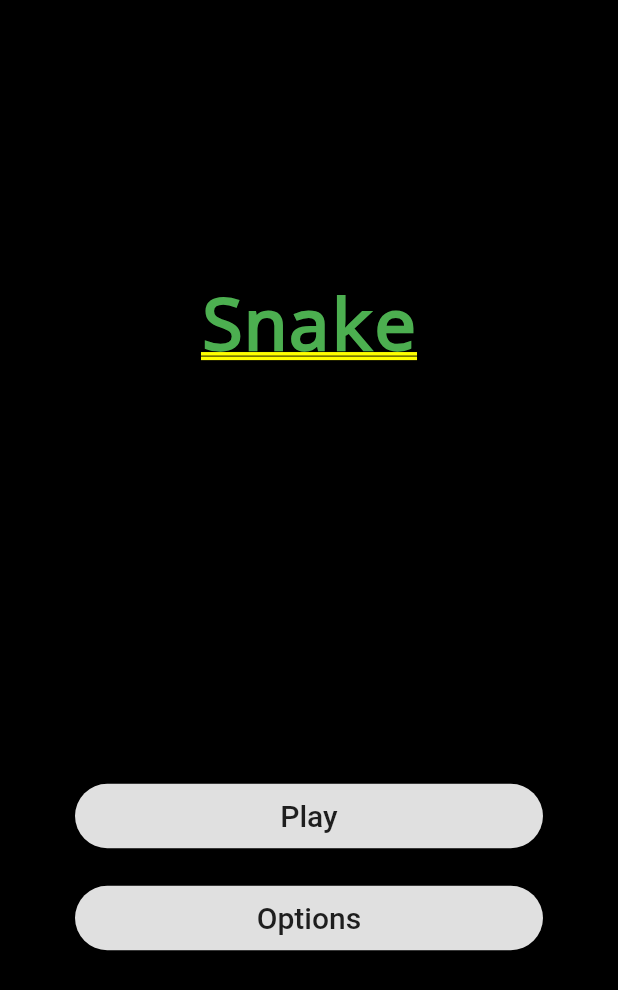
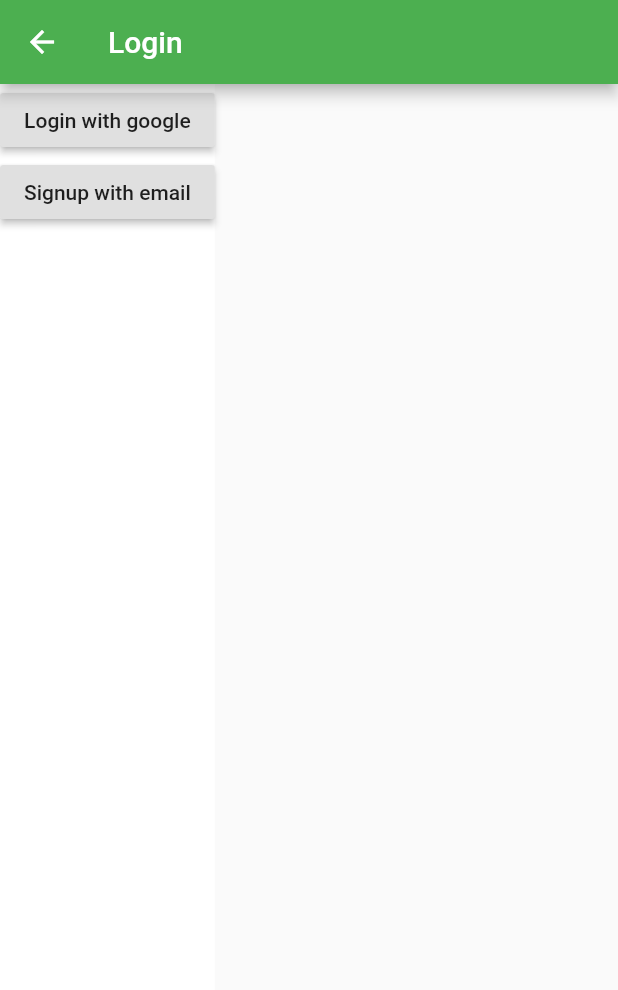
Before and after one commit to MattAgn/SnakeFlutter, a Flutter app: the screen it shows after launch, on a phone screen of 412 x 824 dp. Shown: the top 990 px of the screen. Run offline on Flutter 3.47's test engine with Material 2 defaults, Android fonts, the phone set to English and light mode, and no system bars; our stand-ins replace firebase_auth, google_sign_in, path_drawing; accounts and stored records are empty.

Commit message:
:wrench: (firebase) setup auth and google sign in

```diff
--- a/lib/main.dart
+++ b/lib/main.dart
@@ -3,6 +3,7 @@ import 'package:provider/provider.dart';
 import 'package:snake_game/ecs/systems/main.dart';
 import 'package:snake_game/screens/game.dart';
 import 'package:snake_game/screens/landing.dart';
+import 'package:snake_game/screens/login.dart';
 import 'package:snake_game/screens/options.dart';
 
 void main() => runApp(MyApp());
@@ -17,11 +18,12 @@ class MyApp extends StatelessWidget {
         theme: ThemeData(
           primaryColor: Colors.green,
         ),
-        initialRoute: "/",
+        initialRoute: "/login",
         routes: {
           "/": (context) => Landing(),
           "/game": (context) => Game(),
           "/options": (context) => Options(),
+          "/login": (context) => Login(),
         },
       ),
     );
--- /dev/null
+++ b/lib/screens/login.dart
@@ -0,0 +1,72 @@
+import 'package:flutter/material.dart';
+import 'package:firebase_auth/firebase_auth.dart';
+import 'package:google_sign_in/google_sign_in.dart';
+
+class Login extends StatelessWidget {
+  final GoogleSignIn _googleSignIn = GoogleSignIn();
+  final FirebaseAuth _auth = FirebaseAuth.instance;
+
+  Future<FirebaseUser> _handleSignIn() async {
+    final GoogleSignInAccount googleUser = await _googleSignIn.signIn();
+    final GoogleSignInAuthentication googleAuth =
+        await googleUser.authentication;
+
+    final AuthCredential credential = GoogleAuthProvider.getCredential(
+      accessToken: googleAuth.accessToken,
+      idToken: googleAuth.idToken,
+    );
+
+    final FirebaseUser user =
+        (await _auth.signInWithCredential(credential)).user;
+    print("signed in " + user.displayName);
+    return user;
+  }
+
+  _onSignInWithGoogle() {
+    _handleSignIn()
+        .then((FirebaseUser user) => print(user))
+        .catchError((e) => print(e));
+  }
+
+  Future<FirebaseUser> _onSignInWithEmail() async {
+    print('wesh');
+    final FirebaseUser user = (await _auth.createUserWithEmailAndPassword(
+      email: 'mat.alingrin+android@gmail.com',
+      password: 'papapa',
+    ))
+        .user;
+    print("over");
+    return user;
+  }
+
+  signup() {
+    print("toto");
+    _onSignInWithEmail()
+        .then((FirebaseUser user) => print(user))
+        .catchError((e) => print(e));
+  }
+
+  @override
+  Widget build(BuildContext context) {
+    return Scaffold(
+      appBar: AppBar(
+        title: Text("Login"),
+      ),
+      body: Container(
+        color: Colors.white,
+        child: Column(
+          children: <Widget>[
+            RaisedButton(
+              child: Text("Login with google"),
+              onPressed: _onSignInWithGoogle,
+            ),
+            RaisedButton(
+              child: Text("Signup with email"),
+              onPressed: signup,
+            )
+          ],
+        ),
+      ),
+    );
+  }
+}
--- a/pubspec.yaml
+++ b/pubspec.yaml
@@ -26,6 +26,9 @@ dependencies:
   provider: 4.0.4
   path_drawing: ^0.4.1
   firebase_auth: ^0.15.5
+  google_sign_in: ^4.1.4
+
+
 
 dev_dependencies:
   flutter_test:
```
Also changed, not shown: pubspec.lock, 1 other file.
